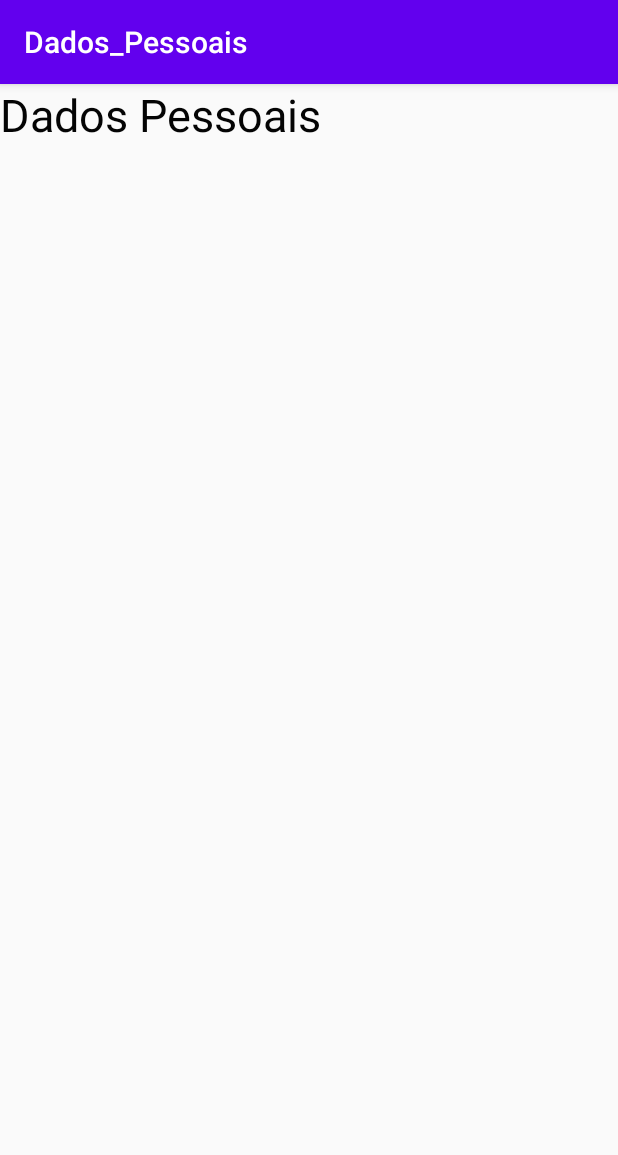
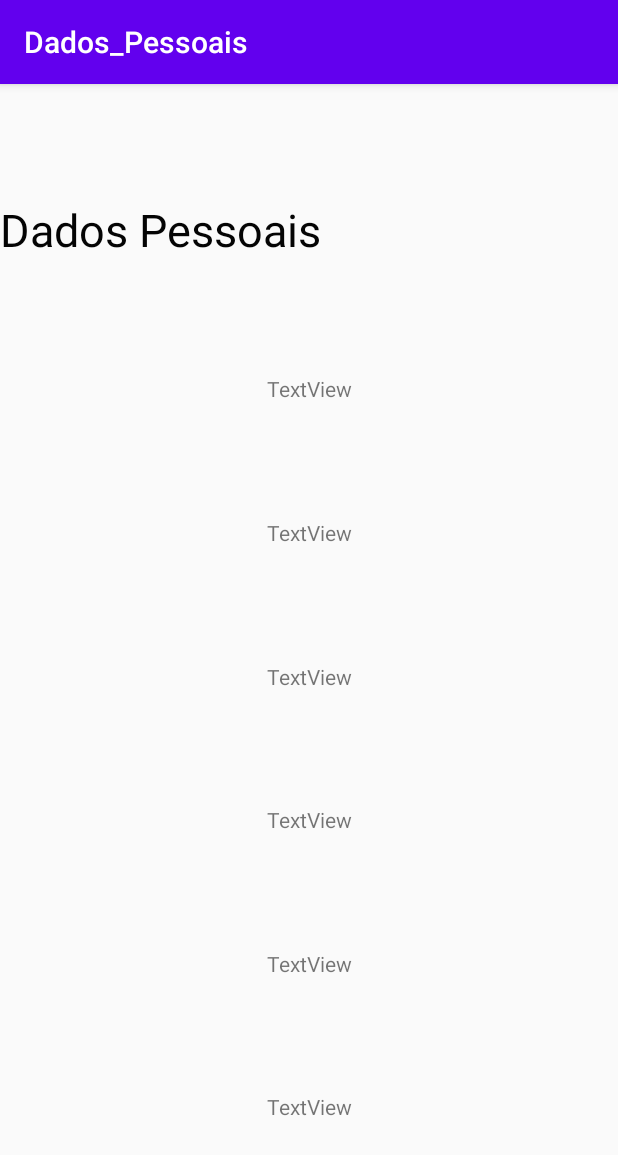
Before and after one commit to GSaraiva15/Dados_Pessoais, an Android app: the MostraActivity2 screen opened directly, with no data from a screen before it, on a phone screen of 412 x 824 dp. Shown: the top 1155 px of the screen. Run offline under Robolectric (Android 15) with nearby library versions, the phone set to English and light mode, and no system bars.

Commit message:
Interface da atividade2

```diff
--- a/app/src/main/res/layout/activity_mostra2.xml
+++ b/app/src/main/res/layout/activity_mostra2.xml
@@ -13,6 +13,97 @@
         android:text="Dados Pessoais"
         android:textColor="#040404"
         android:textSize="30sp"
-        tools:layout_editor_absoluteX="108dp"
-        tools:layout_editor_absoluteY="31dp" />
+        app:layout_constraintBottom_toTopOf="@+id/textViewNome"
+        app:layout_constraintTop_toTopOf="parent"
+        tools:layout_editor_absoluteX="108dp" />
+
+    <TextView
+        android:id="@+id/textViewNome"
+        android:layout_width="wrap_content"
+        android:layout_height="wrap_content"
+        android:layout_marginStart="16dp"
+        android:layout_marginLeft="16dp"
+        android:layout_marginEnd="16dp"
+        android:layout_marginRight="16dp"
+        android:text="TextView"
+        app:layout_constraintBottom_toTopOf="@+id/textViewTelefone"
+        app:layout_constraintEnd_toEndOf="parent"
+        app:layout_constraintHorizontal_bias="0.5"
+        app:layout_constraintStart_toStartOf="parent"
+        app:layout_constraintTop_toBottomOf="@+id/textViewTitulo" />
+
+    <TextView
+        android:id="@+id/textViewTelefone"
+        android:layout_width="wrap_content"
+        android:layout_height="wrap_content"
+        android:layout_marginStart="16dp"
+        android:layout_marginLeft="16dp"
+        android:layout_marginEnd="16dp"
+        android:layout_marginRight="16dp"
+        android:text="TextView"
+        app:layout_constraintBottom_toTopOf="@+id/textViewAltura"
+        app:layout_constraintEnd_toEndOf="parent"
+        app:layout_constraintHorizontal_bias="0.5"
+        app:layout_constraintStart_toStartOf="parent"
+        app:layout_constraintTop_toBottomOf="@+id/textViewNome" />
+
+    <TextView
+        android:id="@+id/textViewAltura"
+        android:layout_width="wrap_content"
+        android:layout_height="wrap_content"
+        android:layout_marginStart="16dp"
+        android:layout_marginLeft="16dp"
+        android:layout_marginEnd="16dp"
+        android:layout_marginRight="16dp"
+        android:text="TextView"
+        app:layout_constraintBottom_toTopOf="@+id/textViewEmail"
+        app:layout_constraintEnd_toEndOf="parent"
+        app:layout_constraintHorizontal_bias="0.5"
+        app:layout_constraintStart_toStartOf="parent"
+        app:layout_constraintTop_toBottomOf="@+id/textViewTelefone" />
+
+    <TextView
+        android:id="@+id/textViewEmail"
+        android:layout_width="wrap_content"
+        android:layout_height="wrap_content"
+        android:layout_marginStart="16dp"
+        android:layout_marginLeft="16dp"
+        android:layout_marginEnd="16dp"
+        android:layout_marginRight="16dp"
+        android:text="TextView"
+        app:layout_constraintBottom_toTopOf="@+id/textViewIdade"
+        app:layout_constraintEnd_toEndOf="parent"
+        app:layout_constraintHorizontal_bias="0.5"
+        app:layout_constraintStart_toStartOf="parent"
+        app:layout_constraintTop_toBottomOf="@+id/textViewAltura" />
+
+    <TextView
+        android:id="@+id/textViewIdade"
+        android:layout_width="wrap_content"
+        android:layout_height="wrap_content"
+        android:layout_marginStart="16dp"
+        android:layout_marginLeft="16dp"
+        android:layout_marginEnd="16dp"
+        android:layout_marginRight="16dp"
+        android:text="TextView"
+        app:layout_constraintBottom_toTopOf="@+id/textViewPeso"
+        app:layout_constraintEnd_toEndOf="parent"
+        app:layout_constraintHorizontal_bias="0.5"
+        app:layout_constraintStart_toStartOf="parent"
+        app:layout_constraintTop_toBottomOf="@+id/textViewEmail" />
+
+    <TextView
+        android:id="@+id/textViewPeso"
+        android:layout_width="wrap_content"
+        android:layout_height="wrap_content"
+        android:layout_marginStart="16dp"
+        android:layout_marginLeft="16dp"
+        android:layout_marginEnd="16dp"
+        android:layout_marginRight="16dp"
+        android:text="TextView"
+        app:layout_constraintBottom_toBottomOf="parent"
+        app:layout_constraintEnd_toEndOf="parent"
+        app:layout_constraintHorizontal_bias="0.5"
+        app:layout_constraintStart_toStartOf="parent"
+        app:layout_constraintTop_toBottomOf="@+id/textViewIdade" />
 </androidx.constraintlayout.widget.ConstraintLayout>
```
